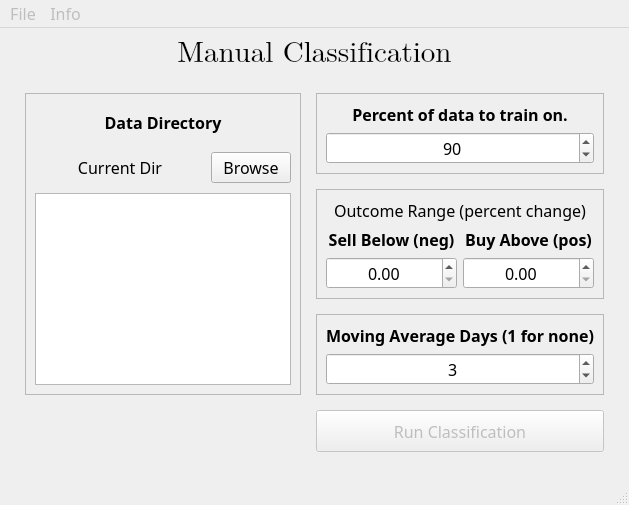
The window that BlackMagicPy/layouts/manualCWindow.ui (J05hr/BlackMagic) describes before a commit, drawn with Qt 5.
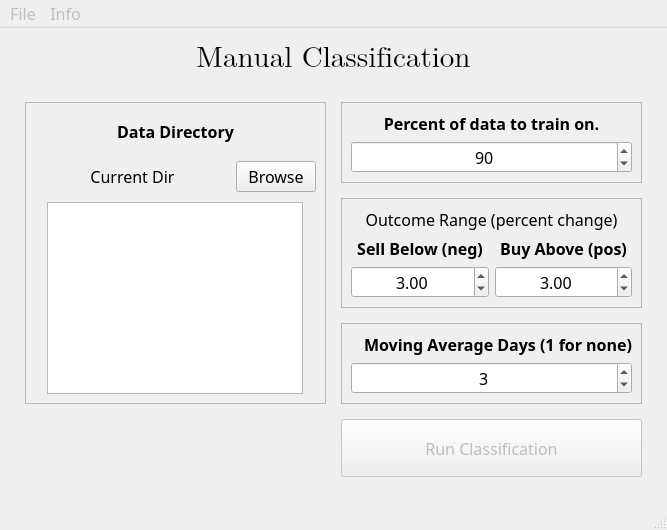
The same window after the commit.

Diff of the .ui file:
```diff
--- a/BlackMagicPy/layouts/manualCWindow.ui
+++ b/BlackMagicPy/layouts/manualCWindow.ui
@@ -6,8 +6,8 @@
    <rect>
     <x>0</x>
     <y>0</y>
-    <width>615</width>
-    <height>505</height>
+    <width>667</width>
+    <height>530</height>
    </rect>
   </property>
   <property name="font">
@@ -274,6 +274,12 @@
        </item>
        <item row="2" column="0">
         <widget class="QDoubleSpinBox" name="sellBelowSpin">
+         <property name="sizePolicy">
+          <sizepolicy hsizetype="MinimumExpanding" vsizetype="MinimumExpanding">
+           <horstretch>0</horstretch>
+           <verstretch>0</verstretch>
+          </sizepolicy>
+         </property>
          <property name="font">
           <font>
            <family>Source Sans Pro</family>
@@ -286,10 +292,19 @@
          <property name="singleStep">
           <double>1.000000000000000</double>
          </property>
+         <property name="value">
+          <double>3.000000000000000</double>
+         </property>
         </widget>
        </item>
        <item row="2" column="1">
         <widget class="QDoubleSpinBox" name="buyAboveSpin">
+         <property name="sizePolicy">
+          <sizepolicy hsizetype="MinimumExpanding" vsizetype="MinimumExpanding">
+           <horstretch>0</horstretch>
+           <verstretch>0</verstretch>
+          </sizepolicy>
+         </property>
          <property name="font">
           <font>
            <family>Source Sans Pro</family>
@@ -299,6 +314,9 @@
          <property name="alignment">
           <set>Qt::AlignCenter</set>
          </property>
+         <property name="value">
+          <double>3.000000000000000</double>
+         </property>
         </widget>
        </item>
       </layout>
@@ -372,7 +390,7 @@
       </property>
       <property name="sizeHint" stdset="0">
        <size>
-        <width>273</width>
+        <width>298</width>
         <height>40</height>
        </size>
       </property>
@@ -407,7 +425,7 @@
     <rect>
      <x>0</x>
      <y>0</y>
-     <width>615</width>
+     <width>667</width>
      <height>26</height>
     </rect>
    </property>
```
